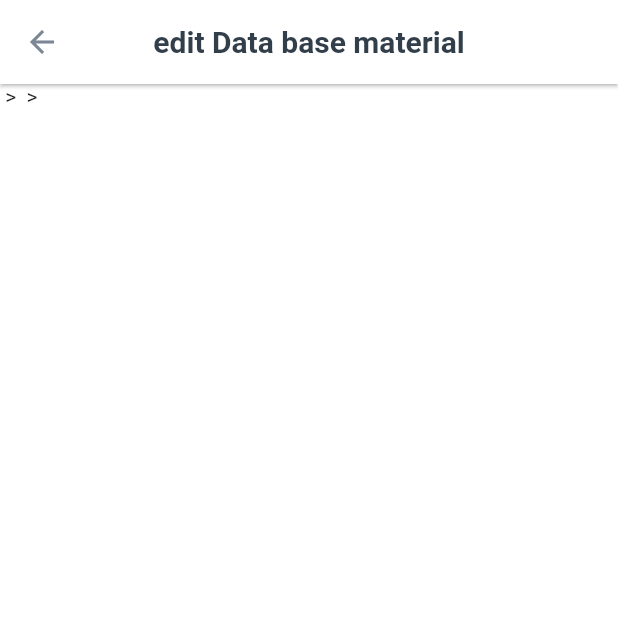
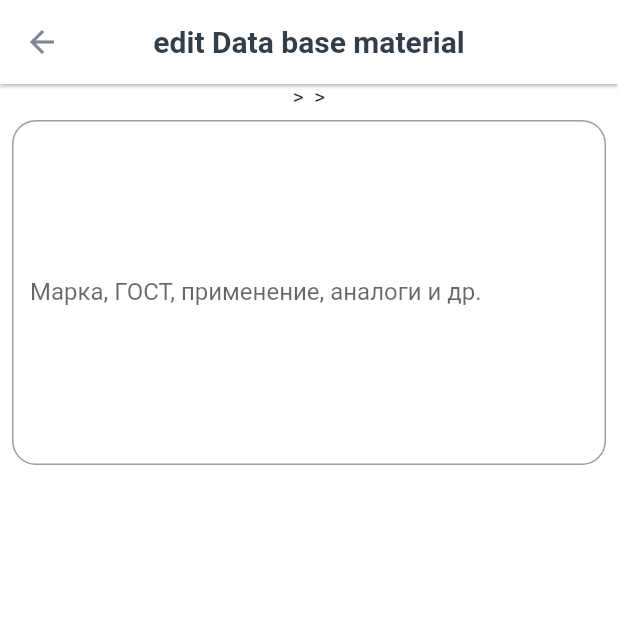
Before and after one commit to a-dev-mobile/Materials, a Flutter app: the EditPage screen opened by its route, on a phone screen of 412 x 824 dp, the top half of it. Run offline on Flutter 3.47's test engine with Material 2 defaults, Android fonts, the light colour scheme and no system bars; our stand-ins replace cloud_firestore, firebase_core, firebase_database, firebase_remote_config, get, logger and 1 more; accounts and stored records are empty; generated files the repository leaves out were written again; statements that could not run were skipped.

Commit message:
add feed back

```diff
--- a/lib/main.dart
+++ b/lib/main.dart
@@ -12,6 +12,7 @@ import 'package:materials/utils/app_const.dart';
 import 'routes/app_page.dart';
 
 Future<void> main() async {
+
   WidgetsFlutterBinding.ensureInitialized();
   await firebase_core.Firebase.initializeApp();
 
--- a/lib/pages/1_2_search/controller/change_log_c.dart
+++ b/lib/pages/1_2_search/controller/change_log_c.dart
@@ -41,6 +41,7 @@ class ChangeLogController extends GetxController {
   void viewDialogChangeLog() {
     var context = AppGlobalServ.navigatorKey.currentContext!;
     showDialog(
+        barrierDismissible: false,
       context: context,
       builder: (context) {
         return AlertDialog(
@@ -49,10 +50,9 @@ class ChangeLogController extends GetxController {
           content: Column(
 
                  mainAxisSize: MainAxisSize.max,
-            //     mainAxisAlignment: MainAxisAlignment.start,
-            //     crossAxisAlignment: CrossAxisAlignment.start,
             children: _getListChangeData(),
           ),
+
           actions: [
             TextButton(
                 onPressed: () {
--- a/lib/pages/1_3_add/controller/add_c.dart
+++ b/lib/pages/1_3_add/controller/add_c.dart
@@ -1,19 +1,28 @@
 import 'package:cloud_firestore/cloud_firestore.dart';
+import 'package:flutter/material.dart';
 import 'package:get/get.dart';
 import 'package:materials/utils/logger.dart';
 
 class AddController extends GetxController {
   static AddController get to => Get.find();
-  CollectionReference _addMaterialRef =
+  late TextEditingController _controller;
+  final CollectionReference _addMaterialRef =
       FirebaseFirestore.instance.collection('add_material');
 
-  Future<void> addMaterialToBase({String name = '', String desc = ''}) async {
+  Future<void> addMaterialToBase({required String text}) async {
     _addMaterialRef
         .add({
-          'name': name,
-          'desc': desc,
+          'text': text,
+
         })
         .then((value) => logger.w('add material'))
         .catchError((error) => logger.e("Failed to add : $error"));
   }
+
+@override
+  void onInit() {
+   _controller = TextEditingController();
+    super.onInit();
+  }
+
 }
--- a/lib/pages/1_3_add/models/add_model.dart
+++ /dev/null
@@ -1,6 +0,0 @@
-class AddModel {
-  final String name;
-  final String desc;
-
-  AddModel({required this.name, required this.desc});
-}
--- a/lib/pages/5_edit/view/edit_p.dart
+++ b/lib/pages/5_edit/view/edit_p.dart
@@ -16,9 +16,21 @@ class EditPage extends StatelessWidget {
         body: Column(
           children: [
             Text(
-                '${sGlob.nameClass} > ${sGlob.nameSubMaterial} > ${sGlob.nameMaterial}')
+                '${sGlob.nameClass} > ${sGlob.nameSubMaterial} > ${sGlob.nameMaterial}'),
 
-
+           Padding(
+              padding: EdgeInsets.all(8.0),
+              child: TextField(
+                  controller: _controller,
+                  maxLines: 10,
+                  textCapitalization: TextCapitalization.sentences,
+                  decoration: const InputDecoration(
+                      labelText: 'Марка, ГОСТ, применение, аналоги и др.',
+                      hintText: 'Введите, что нибудь...',
+                      border: OutlineInputBorder(
+                          borderRadius: BorderRadius.all(Radius.circular(16)))),
+              ),
+            ),
           ],
         ));
   }
```
Also changed, not shown: lib/pages/1_2_search/view/search_page.dart (+3 -7 lines), lib/pages/1_3_add/view/add_p.dart (+23 -12 lines).
